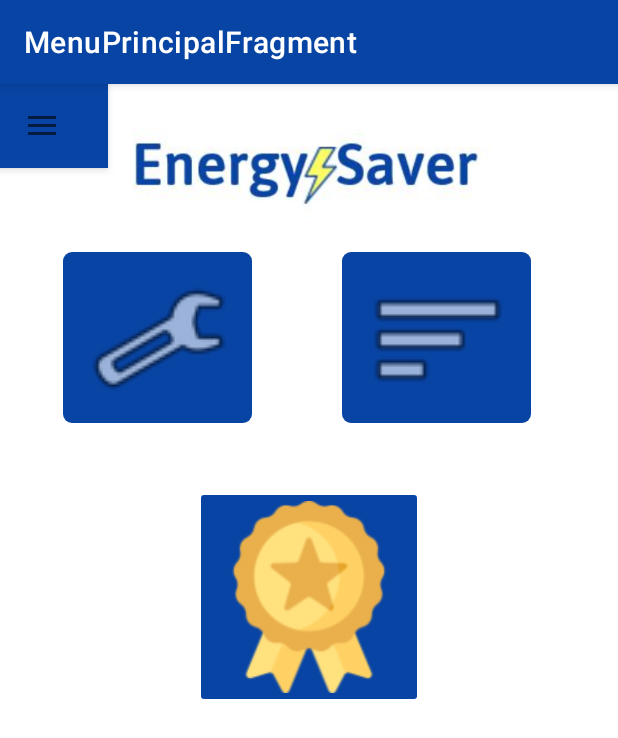
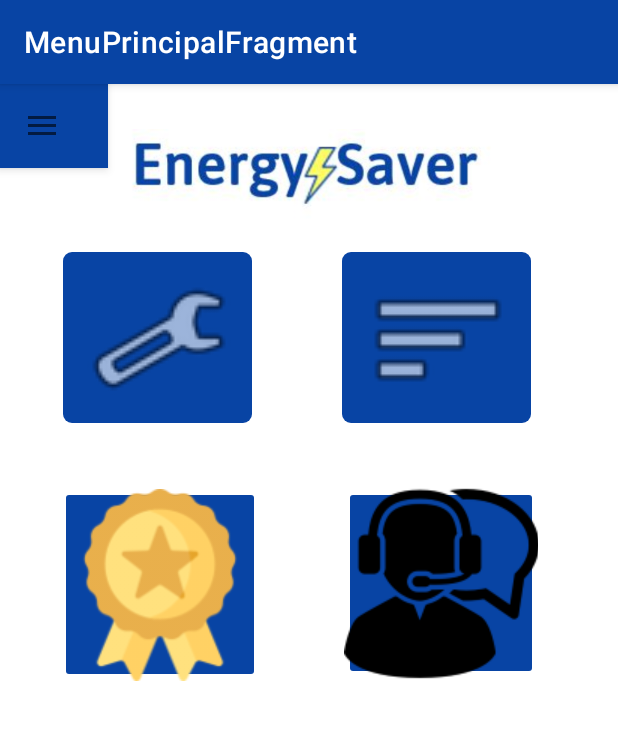
Before and after one commit to naomisettings/EnergySaver, an Android app: the MenuPrincipalFragment screen opened directly, with no data from a screen before it, on a phone screen of 412 x 824 dp. Shown: the top 738 px of the screen. Run offline under Robolectric (Android 15) with nearby library versions, the light colour scheme and no system bars; our stand-ins replace data binding, navigation-ui; Roboto replaces fonts that are not available here.

Commit message:
Emlenar camps obrir tiquet i afegir icona al menú principal

```diff
--- a/app/src/main/java/cat/copernic/johan/energysaver/principal/MenuPrincipalFragment.kt
+++ b/app/src/main/java/cat/copernic/johan/energysaver/principal/MenuPrincipalFragment.kt
@@ -25,6 +25,9 @@ class MenuPrincipalFragment : Fragment() {
         binding.imgbMedalles.setOnClickListener { view:View ->
             view.findNavController().navigate(R.id.action_menuPrincipalFragment_to_medallesFragment)
         }
+        binding.imgBttnSuport.setOnClickListener { view:View ->
+            view.findNavController().navigate(R.id.action_menuPrincipalFragment_to_veureFragment)
+        }
         return binding.root
     }
 }
--- a/app/src/main/res/layout/fragment_menu_principal.xml
+++ b/app/src/main/res/layout/fragment_menu_principal.xml
@@ -54,15 +54,27 @@
 
         <ImageButton
             android:id="@+id/imgbMedalles"
-            android:layout_width="wrap_content"
-            android:layout_height="wrap_content"
+            android:layout_width="133dp"
+            android:layout_height="131dp"
+            android:layout_marginStart="40dp"
             android:layout_marginTop="74dp"
             android:backgroundTint="@color/BtnColor"
-            app:layout_constraintEnd_toEndOf="parent"
+            android:contentDescription="@string/defaultcd"
             app:layout_constraintStart_toStartOf="parent"
             app:layout_constraintTop_toBottomOf="@+id/imgbGoInformes"
-            app:srcCompat="@drawable/medalla_menu"
-            android:contentDescription="@string/defaultcd" />
+            app:srcCompat="@drawable/medalla_menu" />
+
+        <ImageButton
+            android:id="@+id/imgBttnSuport"
+            android:layout_width="129dp"
+            android:layout_height="129dp"
+            android:layout_marginTop="74dp"
+            android:layout_marginEnd="53dp"
+            android:backgroundTint="@color/BtnColor"
+            android:contentDescription="@string/defaultcd"
+            app:layout_constraintEnd_toEndOf="parent"
+            app:layout_constraintTop_toBottomOf="@+id/imgbGoInformes"
+            app:srcCompat="@drawable/suport" />
 
     </androidx.constraintlayout.widget.ConstraintLayout>
 </layout>
--- a/app/src/main/res/navigation/navigation.xml
+++ b/app/src/main/res/navigation/navigation.xml
@@ -19,6 +19,9 @@
         <action
             android:id="@+id/action_menuPrincipalFragment_to_medallesFragment"
             app:destination="@id/medallesFragment" />
+        <action
+            android:id="@+id/action_menuPrincipalFragment_to_veureFragment"
+            app:destination="@id/veureFragment" />
     </fragment>
     <fragment
         android:id="@+id/informesFragment"
@@ -51,9 +54,6 @@
         <action
             android:id="@+id/action_modificarUsuari_to_menuPrincipalFragment"
             app:destination="@id/menuPrincipalFragment" />
-        <action
-            android:id="@+id/action_modificarUsuari_to_veureFragment2"
-            app:destination="@id/veureFragment" />
     </fragment>
     <fragment
         android:id="@+id/baixaUsuari"
--- a/app/src/main/res/values/strings.xml
+++ b/app/src/main/res/values/strings.xml
@@ -81,6 +81,8 @@
     <string name="multiLineTxtViewMedalla4">Has guanyat la medalla Un Any Estalviant!! Enhorabona!!</string>
     <string name="defaultcd">default</string>
     <string name="Menu_medalles">Medalles</string>
+    <string name="campsBuitsToastObrirTiquet">Els camps de text han d estar emplenats</string>
+
 
 
 </resources>
```
Also changed, not shown: app/src/main/java/cat/copernic/johan/energysaver/obrirtiquet/ObrirTiquetFragment.kt (+26 -1 lines), app/src/main/res/drawable/suport.png (added).
